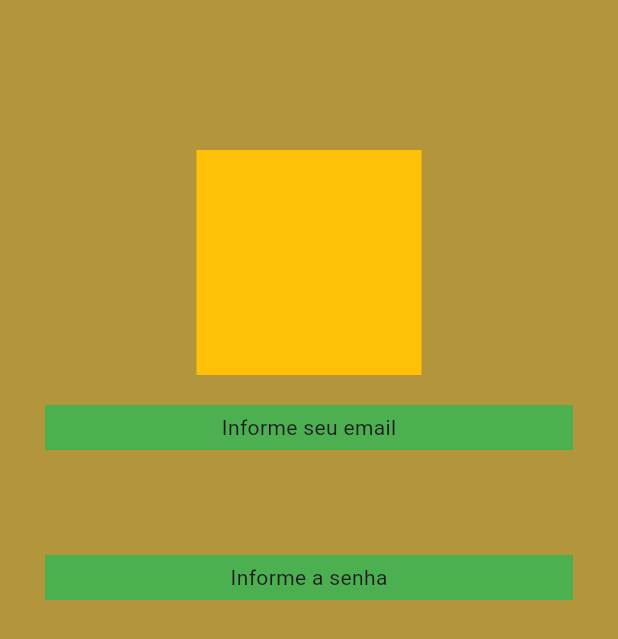
After one commit to higinomatheus/dioproject, a Flutter app: the screen it shows after launch, on a phone screen of 412 x 824 dp. The commit adds this screen. Shown: the top 639 px of the screen. Run offline on Flutter 3.47's test engine with Material 3 defaults, Android fonts, the phone set to English and light mode, and no system bars; our stand-ins replace google_fonts.

Commit message:
simulando com blocos uma tela de login

```diff
--- a/lib/my_app.dart
+++ b/lib/my_app.dart
@@ -1,7 +1,7 @@
 import 'package:flutter/material.dart';
 import 'package:google_fonts/google_fonts.dart';
 
-import 'pages/home_page.dart';
+import 'pages/login_page.dart';
 
 class MyApp extends StatelessWidget {
   const MyApp({super.key});
@@ -9,13 +9,11 @@ class MyApp extends StatelessWidget {
   @override
   Widget build(BuildContext context) {
     return MaterialApp(
-      debugShowCheckedModeBanner: false,
-      theme: ThemeData(
-        colorScheme: ColorScheme.fromSeed(seedColor: Colors.red),
-        useMaterial3: true,
-        textTheme: GoogleFonts.robotoTextTheme()
-      ),
-      home: const HomePage()
-    );
+        debugShowCheckedModeBanner: false,
+        theme: ThemeData(
+            colorScheme: ColorScheme.fromSeed(seedColor: Colors.red),
+            useMaterial3: true,
+            textTheme: GoogleFonts.robotoTextTheme()),
+        home: const LoginPage());
   }
 }
--- /dev/null
+++ b/lib/pages/login_page.dart
@@ -0,0 +1,54 @@
+import 'package:flutter/material.dart';
+
+class LoginPage extends StatefulWidget {
+  const LoginPage({super.key});
+
+  @override
+  State<LoginPage> createState() => _LoginPageState();
+}
+
+class _LoginPageState extends State<LoginPage> {
+  @override
+  Widget build(BuildContext context) {
+    return SafeArea(
+      child: Scaffold(
+        backgroundColor: const Color.fromARGB(255, 179, 149, 60),
+        body: SizedBox(
+          width: double.infinity,
+          child: Column(crossAxisAlignment: CrossAxisAlignment.center, children: [
+            const SizedBox(
+              height: 100,
+            ),
+            Container(
+              width: 150,
+              height: 150,
+              color: Colors.amber,
+            ),
+            const SizedBox(
+              height: 10,
+            ),
+            Container(
+              width: double.infinity,
+              margin: EdgeInsets.symmetric(horizontal: 30, vertical: 10),
+              color: Colors.green,
+              height: 30,
+              alignment: Alignment.center,
+              child: Text("Informe seu email")
+            ),
+            const SizedBox(
+              height: 50,
+            ),
+            Container(
+              width: double.infinity,
+              margin: EdgeInsets.symmetric(horizontal: 30, vertical: 10),
+              color: Colors.green,
+              height: 30,
+              alignment: Alignment.center,
+              child: Text("Informe a senha")
+            )
+          ]),
+        ),
+      ),
+    );
+  }
+}
```
Also changed, not shown: 1 other file.
